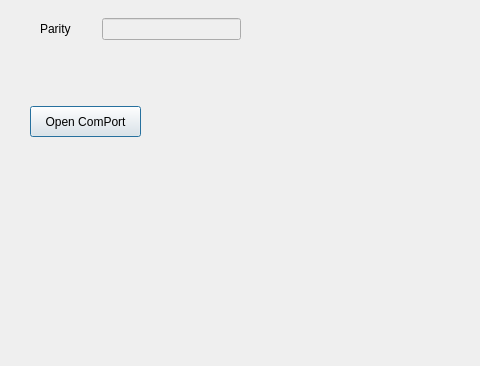
The window that dialog.ui (orchid861861/serialPortUpdateProg) describes before a commit, drawn with Qt 5; both pictures show x 0 to 480 and y 234 to 600 of the 800 by 600 pixel window.
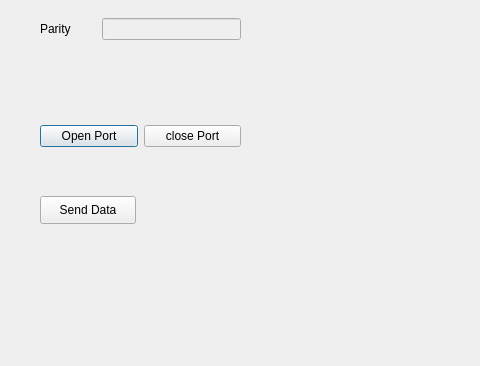
The same window after the commit.

Commit message: 打开关闭串口，串口输出

Patch:
```diff
--- a/dialog.ui
+++ b/dialog.ui
@@ -13,19 +13,6 @@
   <property name="windowTitle">
    <string>Dialog</string>
   </property>
-  <widget class="QPushButton" name="pushButton">
-   <property name="geometry">
-    <rect>
-     <x>30</x>
-     <y>340</y>
-     <width>111</width>
-     <height>31</height>
-    </rect>
-   </property>
-   <property name="text">
-    <string>Open ComPort</string>
-   </property>
-  </widget>
   <widget class="QWidget" name="gridLayoutWidget">
    <property name="geometry">
     <rect>
@@ -116,6 +103,45 @@
     </item>
    </layout>
   </widget>
+  <widget class="QWidget" name="horizontalLayoutWidget">
+   <property name="geometry">
+    <rect>
+     <x>40</x>
+     <y>330</y>
+     <width>201</width>
+     <height>81</height>
+    </rect>
+   </property>
+   <layout class="QHBoxLayout" name="horizontalLayout">
+    <item>
+     <widget class="QPushButton" name="pushButton">
+      <property name="text">
+       <string>Open Port</string>
+      </property>
+     </widget>
+    </item>
+    <item>
+     <widget class="QPushButton" name="pushButton_2">
+      <property name="text">
+       <string>close Port</string>
+      </property>
+     </widget>
+    </item>
+   </layout>
+  </widget>
+  <widget class="QPushButton" name="pushButton_3">
+   <property name="geometry">
+    <rect>
+     <x>40</x>
+     <y>430</y>
+     <width>96</width>
+     <height>28</height>
+    </rect>
+   </property>
+   <property name="text">
+    <string>Send Data</string>
+   </property>
+  </widget>
  </widget>
  <resources/>
  <connections/>
```
The commit also changes 2 other files.
